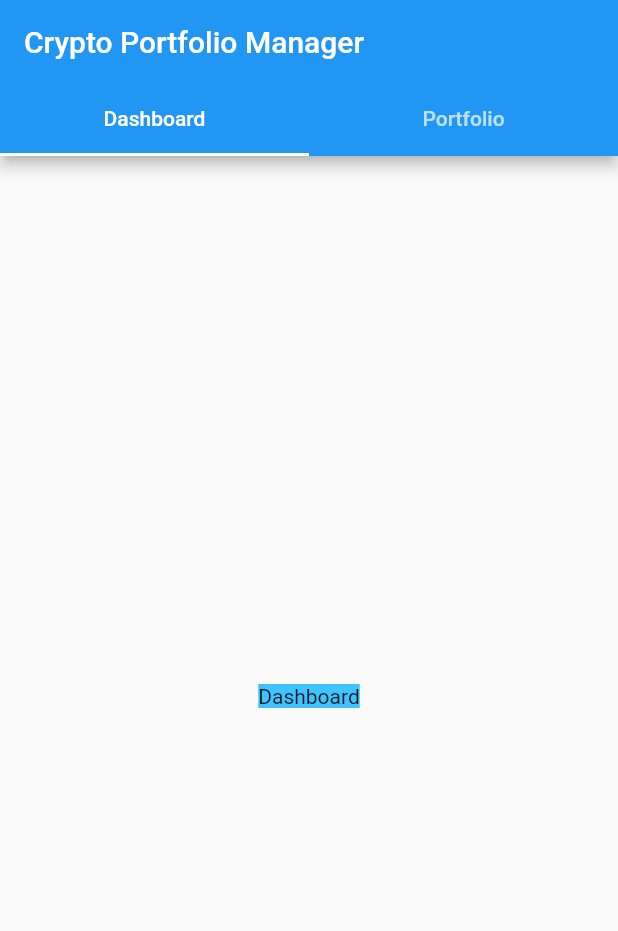
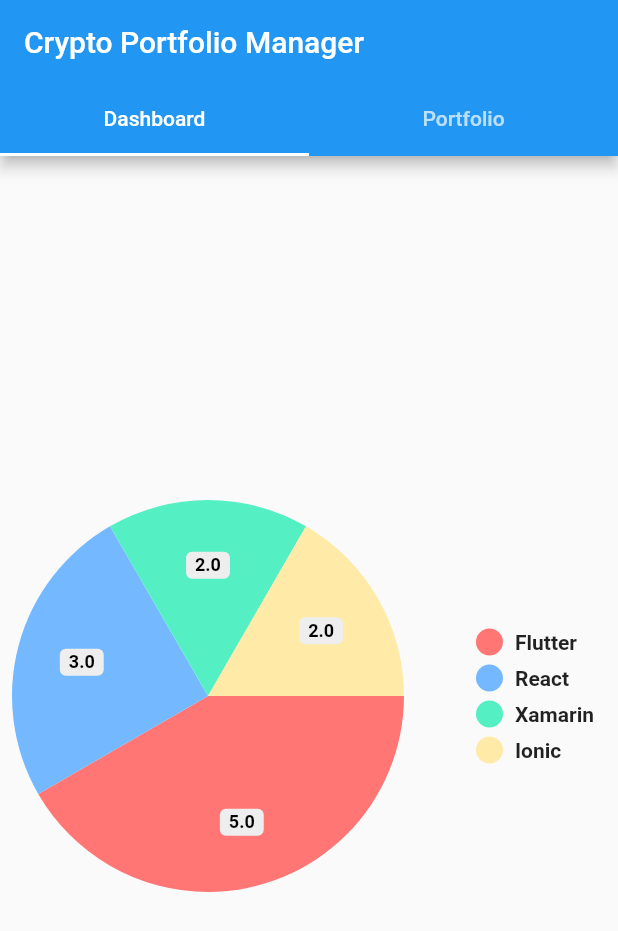
Before and after one commit to UnknownEnergy/crypto_portfolio, a Flutter app: the screen it shows after launch, on a phone screen of 412 x 824 dp. Shown: the top 931 px of the screen. Run offline on Flutter 3.47's test engine with Material 2 defaults, Android fonts, the phone set to English and light mode, and no system bars; drawn by our look-alikes of pie_chart; our stand-ins replace cloud_firestore, flutter_speed_dial, qr_flutter, smooth_star_rating; missing offline and left inert: qrscan; accounts and stored records are empty.

Commit message:
Add pie charts and star rating

```diff
--- a/lib/widgets/dashboardWidget.dart
+++ b/lib/widgets/dashboardWidget.dart
@@ -1,15 +1,19 @@
 import 'package:flutter/cupertino.dart';
 import 'package:flutter/material.dart';
+import 'package:pie_chart/pie_chart.dart';
 
 class DashboardWidget extends StatelessWidget {
+  Map<String, double> dataMap = new Map();
+
   @override
   Widget build(BuildContext context) {
+    dataMap.putIfAbsent("Flutter", () => 5);
+    dataMap.putIfAbsent("React", () => 3);
+    dataMap.putIfAbsent("Xamarin", () => 2);
+    dataMap.putIfAbsent("Ionic", () => 2);
+
     return Center(
-      child: DecoratedBox(
-        // here is where I added my DecoratedBox
-        decoration: BoxDecoration(color: Colors.lightBlueAccent),
-        child: Text('Dashboard'),
-      ),
+      child: PieChart(dataMap: dataMap),
     );
   }
 }
--- a/pubspec.yaml
+++ b/pubspec.yaml
@@ -28,6 +28,8 @@ dependencies:
   flutter_speed_dial: ^1.0.9
   qrscan: ^0.2.17
   qr_flutter: ^3.1.0
+  pie_chart: ^3.1.1
+  smooth_star_rating: 1.0.4+2
 
 dev_dependencies:
   flutter_test:
```
Also changed, not shown: lib/widgets/portfolioOverviewWidget.dart (+26 -7 lines), lib/widgets/portfolioWidget.dart (+32 -12 lines), pubspec.lock.
